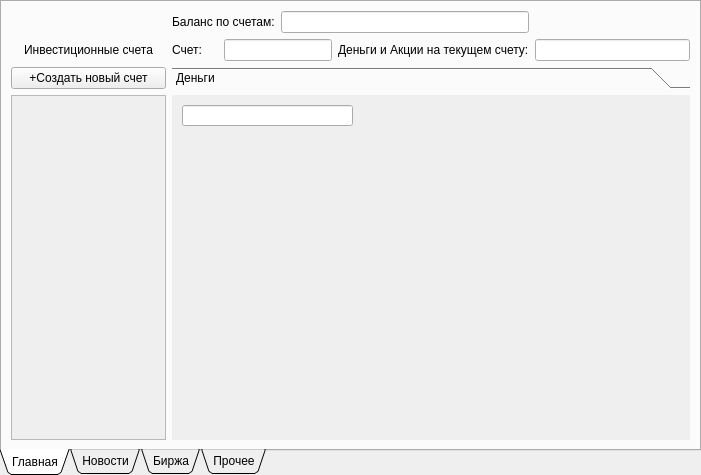
Above: client/Client_App/sperinvestwindow.ui from ToksichniyDed/SperInvest before the change. Below: the same form after it.
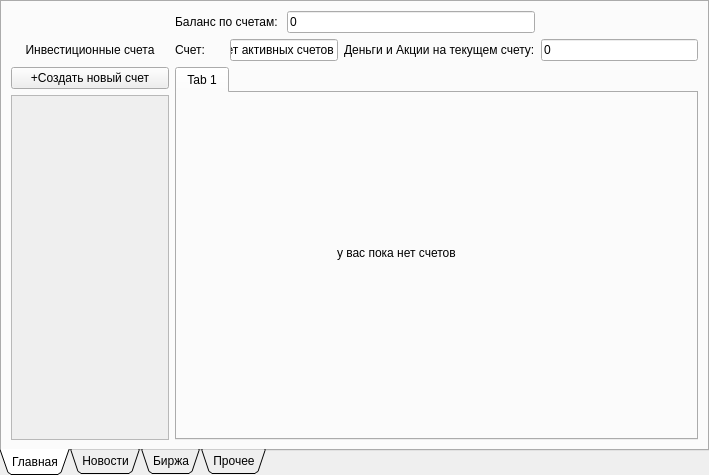
That is the form after the change.

Patch:
```diff
--- a/client/Client_App/sperinvestwindow.ui
+++ b/client/Client_App/sperinvestwindow.ui
@@ -6,7 +6,7 @@
    <rect>
     <x>0</x>
     <y>0</y>
-    <width>701</width>
+    <width>709</width>
     <height>475</height>
    </rect>
   </property>
@@ -19,6 +19,12 @@
   <property name="tabletTracking">
    <bool>false</bool>
   </property>
+  <property name="contextMenuPolicy">
+   <enum>Qt::NoContextMenu</enum>
+  </property>
+  <property name="acceptDrops">
+   <bool>false</bool>
+  </property>
   <property name="windowTitle">
    <string>SperInvest</string>
   </property>
@@ -60,20 +66,33 @@
     <string>Главная</string>
    </attribute>
    <layout class="QGridLayout" name="gridLayout">
+    <item row="1" column="4">
+     <widget class="QLabel" name="label_4">
+      <property name="text">
+       <string>Деньги и Акции на текущем счету:</string>
+      </property>
+     </widget>
+    </item>
+    <item row="0" column="3" colspan="2">
+     <widget class="QLineEdit" name="accounts_balance">
+      <property name="text">
+       <string>0</string>
+      </property>
+      <property name="readOnly">
+       <bool>true</bool>
+      </property>
+     </widget>
+    </item>
     <item row="1" column="5">
      <widget class="QLineEdit" name="current_balance">
+      <property name="text">
+       <string>0</string>
+      </property>
       <property name="readOnly">
        <bool>true</bool>
       </property>
      </widget>
     </item>
-    <item row="2" column="0">
-     <widget class="QPushButton" name="push_account">
-      <property name="text">
-       <string>+Создать новый счет</string>
-      </property>
-     </widget>
-    </item>
     <item row="3" column="0">
      <widget class="QScrollArea" name="exchange_accounts">
       <property name="widgetResizable">
@@ -84,23 +103,13 @@
         <rect>
          <x>0</x>
          <y>0</y>
-         <width>149</width>
+         <width>144</width>
          <height>349</height>
         </rect>
        </property>
       </widget>
      </widget>
     </item>
-    <item row="1" column="2" colspan="2">
-     <widget class="QLineEdit" name="current_account">
-      <property name="text">
-       <string/>
-      </property>
-      <property name="readOnly">
-       <bool>true</bool>
-      </property>
-     </widget>
-    </item>
     <item row="0" column="1" colspan="2">
      <widget class="QLabel" name="label_2">
       <property name="text">
@@ -115,17 +124,10 @@
       </property>
      </widget>
     </item>
-    <item row="1" column="4">
-     <widget class="QLabel" name="label_4">
+    <item row="2" column="0">
+     <widget class="QPushButton" name="push_account">
       <property name="text">
-       <string>Деньги и Акции на текущем счету:</string>
-      </property>
-     </widget>
-    </item>
-    <item row="0" column="3" colspan="2">
-     <widget class="QLineEdit" name="accounts_balance">
-      <property name="readOnly">
-       <bool>true</bool>
+       <string>+Создать новый счет</string>
       </property>
      </widget>
     </item>
@@ -136,34 +138,48 @@
       </property>
      </widget>
     </item>
+    <item row="1" column="2" colspan="2">
+     <widget class="QLineEdit" name="current_account">
+      <property name="text">
+       <string>Нет активных счетов</string>
+      </property>
+      <property name="readOnly">
+       <bool>true</bool>
+      </property>
+     </widget>
+    </item>
     <item row="2" column="1" rowspan="2" colspan="5">
-     <widget class="QToolBox" name="account_info">
+     <widget class="QTabWidget" name="acc_info_tab">
+      <property name="styleSheet">
+       <string notr="true"/>
+      </property>
       <property name="currentIndex">
        <number>0</number>
       </property>
-      <widget class="QWidget" name="Money">
-       <property name="geometry">
-        <rect>
-         <x>0</x>
-         <y>0</y>
-         <width>520</width>
-         <height>351</height>
-        </rect>
-       </property>
-       <attribute name="label">
-        <string>Деньги</string>
+      <property name="iconSize">
+       <size>
+        <width>0</width>
+        <height>0</height>
+       </size>
+      </property>
+      <property name="tabBarAutoHide">
+       <bool>false</bool>
+      </property>
+      <widget class="QWidget" name="tab_17">
+       <attribute name="title">
+        <string>Tab 1</string>
        </attribute>
-       <widget class="QLineEdit" name="lineEdit">
+       <widget class="QLabel" name="label_5">
         <property name="geometry">
          <rect>
-          <x>10</x>
-          <y>10</y>
-          <width>171</width>
-          <height>21</height>
+          <x>160</x>
+          <y>150</y>
+          <width>201</width>
+          <height>20</height>
          </rect>
         </property>
-        <property name="readOnly">
-         <bool>true</bool>
+        <property name="text">
+         <string>у вас пока нет счетов</string>
         </property>
        </widget>
       </widget>
```
